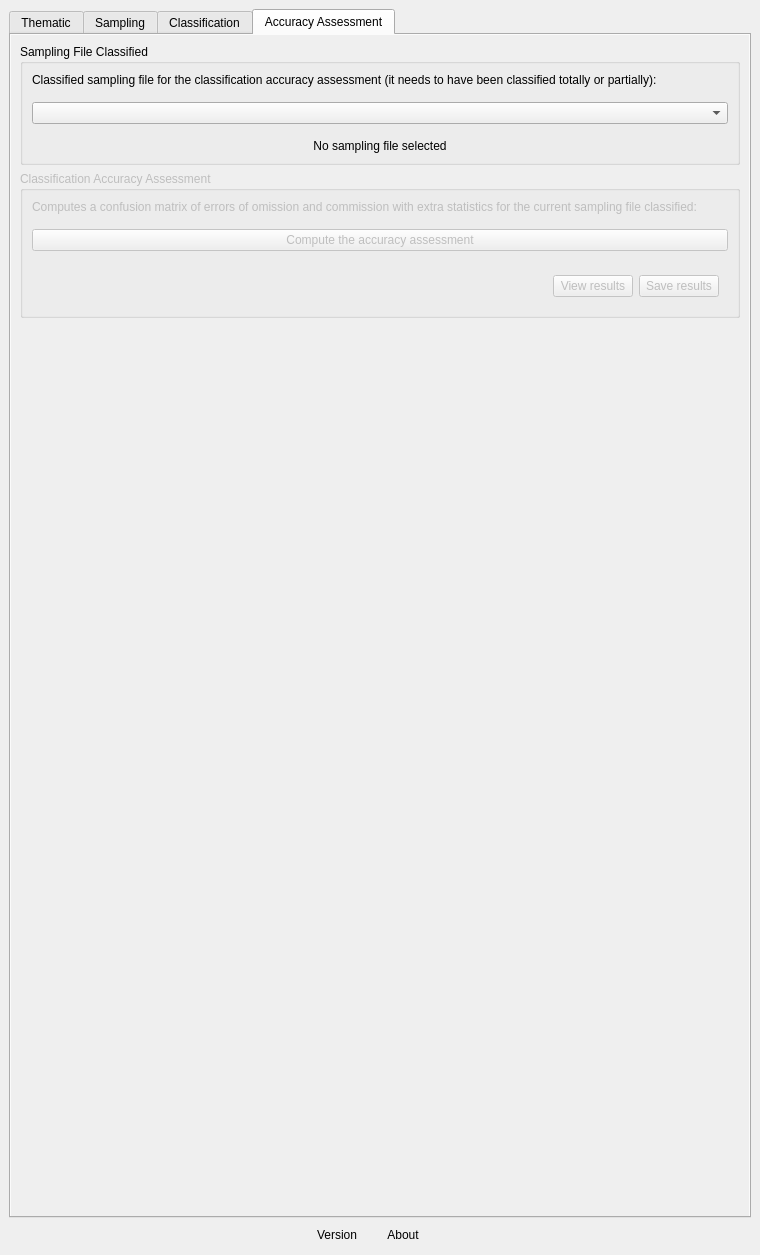
The window that ui/acatama_dockwidget.ui (SMByC/AcATaMa) describes before a commit, drawn with Qt 5.
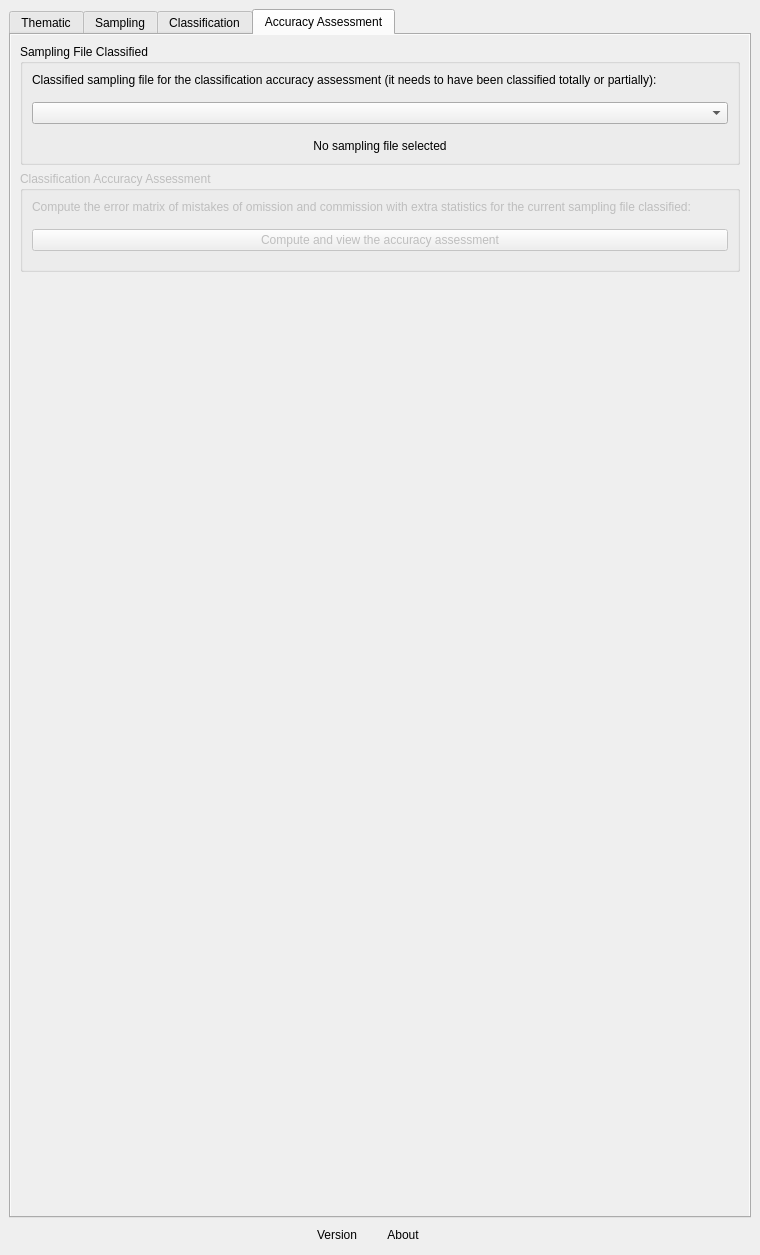
The same window after the commit. Custom widgets are drawn as their Qt base class.

Commit message: Compute the error matrix for accuracy assessment and UI adjust in accuracy assessment tab

What changed in the file:
```diff
--- a/ui/acatama_dockwidget.ui
+++ b/ui/acatama_dockwidget.ui
@@ -1384,7 +1384,7 @@
                <item>
                 <widget class="QLabel" name="label_24">
                  <property name="text">
-                  <string>Computes a confusion matrix of errors of omission and commission with extra statistics for the current sampling file classified:</string>
+                  <string>Compute the error matrix of mistakes of omission and commission with extra statistics for the current sampling file classified:</string>
                  </property>
                  <property name="alignment">
                   <set>Qt::AlignJustify|Qt::AlignVCenter</set>
@@ -1406,40 +1406,7 @@
                   <item>
                    <widget class="QPushButton" name="QPBtn_ComputeAccurasyAssessment">
                     <property name="text">
-                     <string>Compute the accuracy assessment</string>
-                    </property>
-                   </widget>
-                  </item>
-                 </layout>
-                </widget>
-               </item>
-               <item>
-                <widget class="QWidget" name="widget_12" native="true">
-                 <layout class="QHBoxLayout" name="horizontalLayout_5">
-                  <item>
-                   <spacer name="horizontalSpacer_8">
-                    <property name="orientation">
-                     <enum>Qt::Horizontal</enum>
-                    </property>
-                    <property name="sizeHint" stdset="0">
-                     <size>
-                      <width>40</width>
-                      <height>20</height>
-                     </size>
-                    </property>
-                   </spacer>
-                  </item>
-                  <item>
-                   <widget class="QPushButton" name="QPBtn_viewAA_results">
-                    <property name="text">
-                     <string>View results</string>
-                    </property>
-                   </widget>
-                  </item>
-                  <item>
-                   <widget class="QPushButton" name="QPBtn_saveAA_results">
-                    <property name="text">
-                     <string>Save results</string>
+                     <string>Compute and view the accuracy assessment</string>
                     </property>
                    </widget>
                   </item>
```
Left out of the diff: 2 changed lines with no effect on the pictures. The commit also changes 2 other files.
